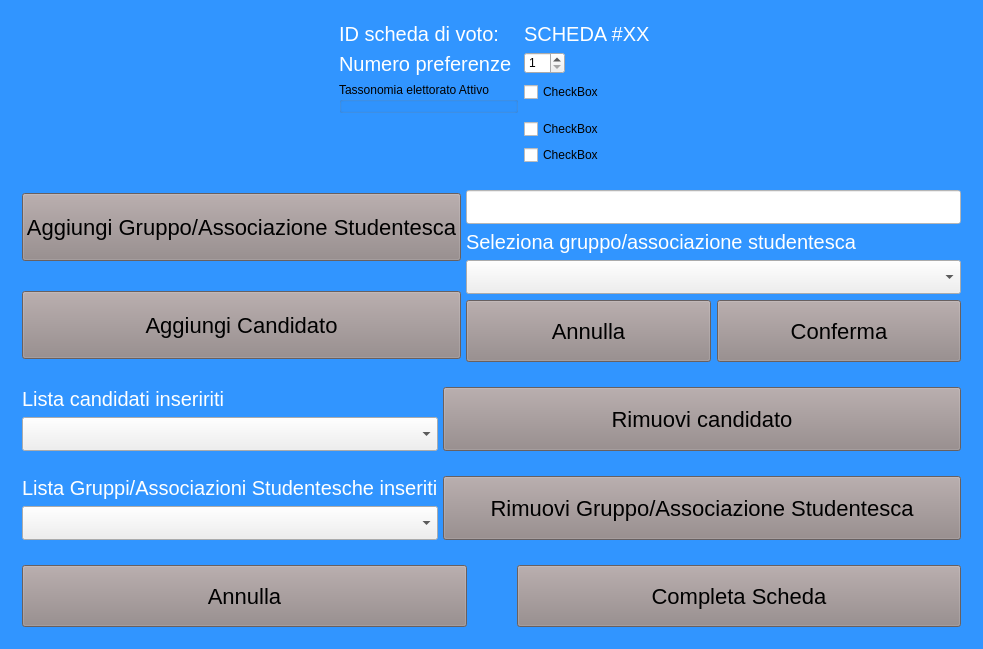
Old version of the form mainwindowtecnico.ui in the repository giuseppedifatta/sistemaTecnico.
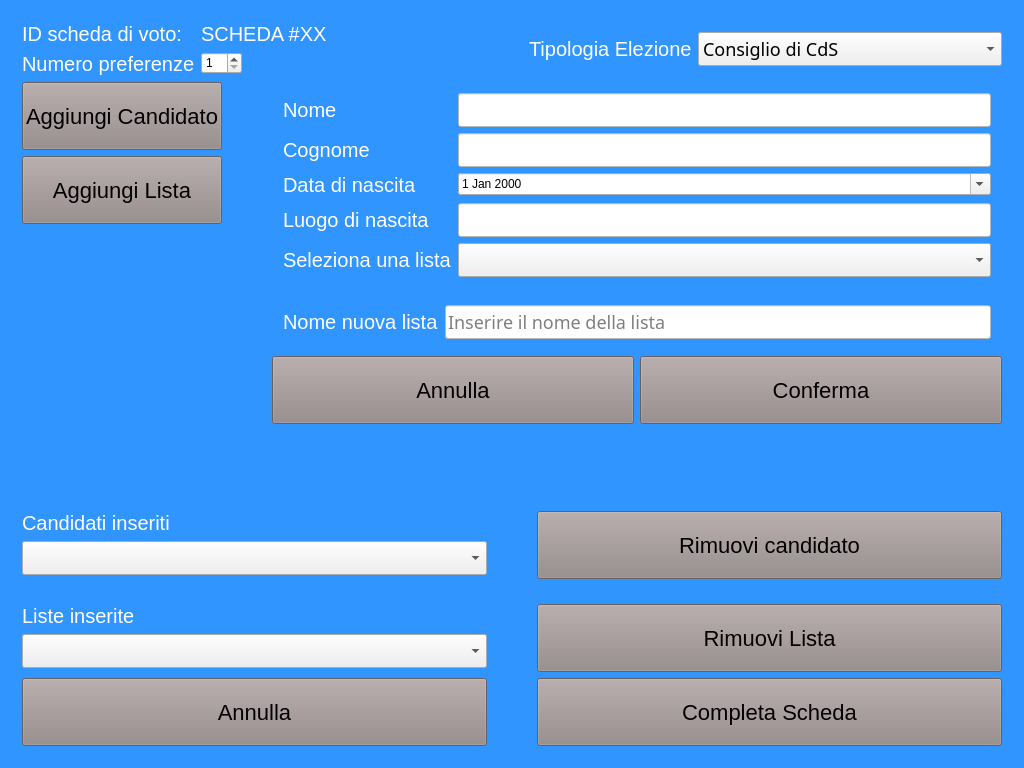
New version of the form.

Commit message: miglioramenti vari all'interfaccia di creazione della scheda di voto

Diff of the .ui file:
```diff
--- a/mainwindowtecnico.ui
+++ b/mainwindowtecnico.ui
@@ -6,8 +6,8 @@
    <rect>
     <x>0</x>
     <y>0</y>
-    <width>983</width>
-    <height>600</height>
+    <width>1024</width>
+    <height>768</height>
    </rect>
   </property>
   <property name="windowTitle">
@@ -48,6 +48,14 @@
 
 .QComboBox{
 font:18px bold sans serif;
+}
+
+.QGroupBox{
+color: white;
+}
+
+.QRadioButton{
+color: rgb(204, 43, 43);
 }</string>
   </property>
   <widget class="QWidget" name="centralWidget">
@@ -617,40 +625,14 @@
        </layout>
       </widget>
       <widget class="QWidget" name="creazione_schede_voto_page">
-       <layout class="QVBoxLayout" name="verticalLayout_9">
+       <layout class="QVBoxLayout" name="verticalLayout_12">
+        <item>
+         <layout class="QHBoxLayout" name="horizontalLayout_9">
         <property name="spacing">
-         <number>25</number>
+           <number>50</number>
         </property>
         <item>
-         <layout class="QFormLayout" name="formLayout_5">
-          <property name="sizeConstraint">
-           <enum>QLayout::SetDefaultConstraint</enum>
-          </property>
-          <property name="fieldGrowthPolicy">
-           <enum>QFormLayout::ExpandingFieldsGrow</enum>
-          </property>
-          <property name="rowWrapPolicy">
-           <enum>QFormLayout::DontWrapRows</enum>
-          </property>
-          <property name="labelAlignment">
-           <set>Qt::AlignLeading|Qt::AlignLeft|Qt::AlignTop</set>
-          </property>
-          <property name="formAlignment">
-           <set>Qt::AlignHCenter|Qt::AlignTop</set>
-          </property>
-          <item row="0" column="0">
-           <widget class="QLabel" name="label_id_scheda">
-            <property name="sizePolicy">
-             <sizepolicy hsizetype="Fixed" vsizetype="Fixed">
-              <horstretch>0</horstretch>
-              <verstretch>0</verstretch>
-             </sizepolicy>
-            </property>
-            <property name="text">
-             <string>ID scheda di voto:</string>
-            </property>
-           </widget>
-          </item>
+           <layout class="QFormLayout" name="formLayout_10">
           <item row="0" column="1">
            <widget class="QLabel" name="label_numero_scheda">
             <property name="sizePolicy">
@@ -690,49 +672,8 @@
             </property>
            </widget>
           </item>
-          <item row="2" column="0">
-           <widget class="QGroupBox" name="groupBox">
-            <property name="title">
-             <string>Tassonomia elettorato Attivo</string>
-            </property>
-           </widget>
-          </item>
-          <item row="2" column="1">
-           <widget class="QCheckBox" name="checkBox">
-            <property name="text">
-             <string>CheckBox</string>
-            </property>
-           </widget>
-          </item>
-          <item row="3" column="1">
-           <widget class="QCheckBox" name="checkBox_2">
-            <property name="text">
-             <string>CheckBox</string>
-            </property>
-           </widget>
-          </item>
-          <item row="4" column="1">
-           <widget class="QCheckBox" name="checkBox_3">
-            <property name="text">
-             <string>CheckBox</string>
-            </property>
-           </widget>
-          </item>
-         </layout>
-        </item>
-        <item>
-         <layout class="QGridLayout" name="gridLayout_4" rowstretch="1,1" columnstretch="0,0" rowminimumheight="1,1">
-          <property name="sizeConstraint">
-           <enum>QLayout::SetMaximumSize</enum>
-          </property>
-          <property name="horizontalSpacing">
-           <number>5</number>
-          </property>
-          <property name="verticalSpacing">
-           <number>25</number>
-          </property>
           <item row="0" column="0">
-           <widget class="QPushButton" name="pushButton_aggiungi_gruppo">
+             <widget class="QLabel" name="label_id_scheda">
             <property name="sizePolicy">
              <sizepolicy hsizetype="Fixed" vsizetype="Fixed">
               <horstretch>0</horstretch>
@@ -740,59 +681,52 @@
              </sizepolicy>
             </property>
             <property name="text">
-             <string>Aggiungi Gruppo/Associazione Studentesca</string>
+               <string>ID scheda di voto:</string>
             </property>
            </widget>
           </item>
-          <item row="0" column="1" rowspan="2">
-           <layout class="QVBoxLayout" name="verticalLayout_11" stretch="1,1,1">
-            <item>
-             <widget class="QLineEdit" name="lineEdit_nominativo">
-              <property name="placeholderText">
-               <string/>
-              </property>
-             </widget>
+           </layout>
             </item>
             <item>
-             <layout class="QFormLayout" name="formLayout_7">
-              <property name="rowWrapPolicy">
-               <enum>QFormLayout::WrapAllRows</enum>
-              </property>
-              <item row="0" column="0">
-               <widget class="QLabel" name="label_lista_gruppi_1">
-                <property name="text">
-                 <string>Seleziona gruppo/associazione studentesca</string>
-                </property>
-               </widget>
-              </item>
+           <layout class="QGridLayout" name="gridLayout_4" columnstretch="0,0">
               <item row="0" column="1">
-               <widget class="QComboBox" name="comboBox_seleziona_gruppo">
-                <property name="statusTip">
-                 <string/>
-                </property>
-                <property name="accessibleDescription">
-                 <string/>
-                </property>
-                <property name="currentText">
-                 <string/>
-                </property>
-               </widget>
+             <widget class="QComboBox" name="comboBox">
+              <item>
+               <property name="text">
+                <string>Consiglio di CdS</string>
+               </property>
+              </item>
+              <item>
+               <property name="text">
+                <string>Rappresentati del Personale T.A.</string>
+               </property>
+              </item>
+              <item>
+               <property name="text">
+                <string>Consiglio di Interclasse</string>
+               </property>
               </item>
-             </layout>
+              <item>
+               <property name="text">
+                <string>Consiglio di Dipartimento</string>
+               </property>
             </item>
             <item>
-             <layout class="QHBoxLayout" name="horizontalLayout_8">
+               <property name="text">
+                <string>Senato Accademico</string>
+               </property>
+              </item>
               <item>
-               <widget class="QPushButton" name="pushButton_annulla_aggiungi">
                 <property name="text">
-                 <string>Annulla</string>
-                </property>
-               </widget>
-              </item>
-              <item>
-               <widget class="QPushButton" name="pushButton_conferma_aggiungi">
+                <string>Consiglio di Amminitrazione</string>
+               </property>
+              </item>
+             </widget>
+            </item>
+            <item row="0" column="0">
+             <widget class="QLabel" name="label_14">
                 <property name="text">
-                 <string>Conferma</string>
+               <string>Tipologia Elezione</string>
                 </property>
                </widget>
               </item>
@@ -800,14 +734,34 @@
             </item>
            </layout>
           </item>
+        <item>
+         <layout class="QHBoxLayout" name="horizontalLayout_10">
+          <property name="spacing">
+           <number>50</number>
+          </property>
+          <item>
+           <layout class="QGridLayout" name="gridLayout_7">
           <item row="1" column="0">
-           <widget class="QPushButton" name="pushButton_aggiungi_candidato">
+             <widget class="QPushButton" name="pushButton_aggiungi_lista">
             <property name="sizePolicy">
              <sizepolicy hsizetype="Preferred" vsizetype="Fixed">
               <horstretch>0</horstretch>
               <verstretch>0</verstretch>
              </sizepolicy>
             </property>
+              <property name="text">
+               <string>Aggiungi Lista</string>
+              </property>
+             </widget>
+            </item>
+            <item row="0" column="0">
+             <widget class="QPushButton" name="pushButton_aggiungi_candidato">
+              <property name="sizePolicy">
+               <sizepolicy hsizetype="Fixed" vsizetype="Fixed">
+                <horstretch>0</horstretch>
+                <verstretch>0</verstretch>
+               </sizepolicy>
+              </property>
             <property name="layoutDirection">
              <enum>Qt::LeftToRight</enum>
             </property>
@@ -825,15 +779,152 @@
             </property>
            </widget>
           </item>
+            <item row="2" column="0">
+             <spacer name="verticalSpacer">
+              <property name="orientation">
+               <enum>Qt::Vertical</enum>
+              </property>
+              <property name="sizeHint" stdset="0">
+               <size>
+                <width>20</width>
+                <height>40</height>
+               </size>
+              </property>
+             </spacer>
+            </item>
          </layout>
         </item>
         <item>
-         <layout class="QGridLayout" name="gridLayout_5" columnstretch="0,1">
+           <layout class="QVBoxLayout" name="verticalLayout_11" stretch="0,0,1,0">
+            <item>
+             <widget class="QWidget" name="formWidget_candidato" native="true">
+              <layout class="QFormLayout" name="formLayout_7">
+               <item row="0" column="0">
+                <widget class="QLabel" name="label__nome">
+                 <property name="text">
+                  <string>Nome</string>
+                 </property>
+                </widget>
+               </item>
+               <item row="0" column="1">
+                <widget class="QLineEdit" name="lineEdit_nome"/>
+               </item>
+               <item row="1" column="0">
+                <widget class="QLabel" name="label_13">
+                 <property name="text">
+                  <string>Cognome</string>
+                 </property>
+                </widget>
+               </item>
+               <item row="1" column="1">
+                <widget class="QLineEdit" name="lineEdit_cognome"/>
+               </item>
+               <item row="3" column="0">
+                <widget class="QLabel" name="label_8">
+                 <property name="text">
+                  <string>Luogo di nascita</string>
+                 </property>
+                </widget>
+               </item>
+               <item row="3" column="1">
+                <widget class="QLineEdit" name="lineEdit_luogo_nascita"/>
+               </item>
+               <item row="2" column="0">
+                <widget class="QLabel" name="label_12">
+                 <property name="text">
+                  <string>Data di nascita</string>
+                 </property>
+                </widget>
+               </item>
+               <item row="2" column="1">
+                <widget class="QDateEdit" name="dateEdit_data_nascita">
+                 <property name="minimumDate">
+                  <date>
+                   <year>1790</year>
+                   <month>9</month>
+                   <day>14</day>
+                  </date>
+                 </property>
+                 <property name="calendarPopup">
+                  <bool>true</bool>
+                 </property>
+                </widget>
+               </item>
+               <item row="4" column="0">
+                <widget class="QLabel" name="label_7">
+                 <property name="text">
+                  <string>Seleziona una lista</string>
+                 </property>
+                </widget>
+               </item>
+               <item row="4" column="1">
+                <widget class="QComboBox" name="comboBox_seleziona_lista_1"/>
+               </item>
+              </layout>
+             </widget>
+            </item>
+            <item>
+             <widget class="QWidget" name="formWidget_lista" native="true">
+              <layout class="QFormLayout" name="formLayout_11">
+               <item row="0" column="0">
+                <widget class="QLabel" name="label_nuova_lista">
+                 <property name="text">
+                  <string>Nome nuova lista</string>
+                 </property>
+                </widget>
+               </item>
+               <item row="0" column="1">
+                <widget class="QLineEdit" name="lineEdit_nuova_lista">
+                 <property name="placeholderText">
+                  <string>Inserire il nome della lista</string>
+                 </property>
+                </widget>
+               </item>
+              </layout>
+             </widget>
+            </item>
+            <item>
+             <layout class="QHBoxLayout" name="horizontalLayout_8">
+              <item>
+               <widget class="QPushButton" name="pushButton_annulla_aggiungi">
+                <property name="text">
+                 <string>Annulla</string>
+                </property>
+               </widget>
+              </item>
+              <item>
+               <widget class="QPushButton" name="pushButton_conferma_aggiungi">
+                <property name="text">
+                 <string>Conferma</string>
+                </property>
+               </widget>
+              </item>
+             </layout>
+            </item>
+            <item>
+             <spacer name="verticalSpacer_2">
+              <property name="orientation">
+               <enum>Qt::Vertical</enum>
+              </property>
+              <property name="sizeHint" stdset="0">
+               <size>
+                <width>20</width>
+                <height>40</height>
+               </size>
+              </property>
+             </spacer>
+            </item>
+           </layout>
+          </item>
+         </layout>
+        </item>
+        <item>
+         <layout class="QGridLayout" name="gridLayout_5" columnstretch="1,1">
           <property name="sizeConstraint">
            <enum>QLayout::SetMaximumSize</enum>
           </property>
           <property name="horizontalSpacing">
-           <number>5</number>
+           <number>50</number>
           </property>
           <property name="verticalSpacing">
            <number>25</number>
@@ -853,7 +944,7 @@
             <item row="0" column="0">
              <widget class="QLabel" name="label_lista_candidati">
               <property name="text">
-               <string>Lista candidati inseririti</string>
+               <string>Candidati inseriti</string>
               </property>
              </widget>
             </item>
@@ -865,7 +956,7 @@
           <item row="1" column="1">
            <widget class="QPushButton" name="pushButton_rimuovi_gruppo">
             <property name="text">
-             <string>Rimuovi Gruppo/Associazione Studentesca</string>
+             <string>Rimuovi Lista</string>
             </property>
            </widget>
           </item>
@@ -877,7 +968,7 @@
             <item row="0" column="0">
              <widget class="QLabel" name="label_lista_gruppi_2">
               <property name="text">
-               <string>Lista Gruppi/Associazioni Studentesche inseriti</string>
+               <string>Liste inserite</string>
               </property>
              </widget>
             </item>
```
Left out of the diff: 3 changed lines with no effect on the pictures. Lines whose indentation alone changed are shown as unchanged. The commit also changes 7 other files.
